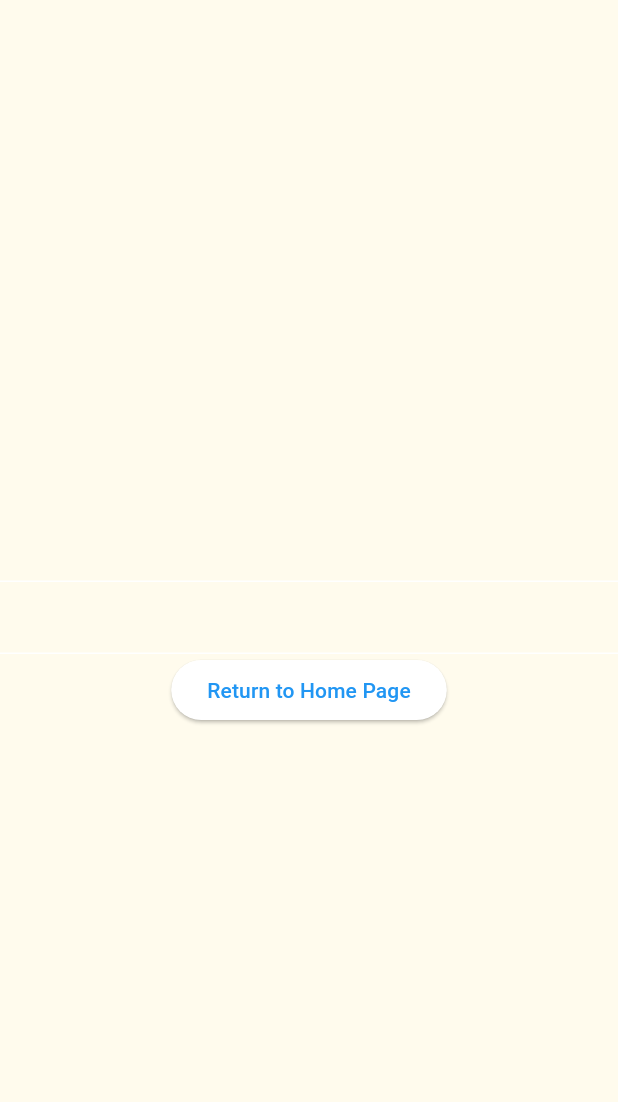
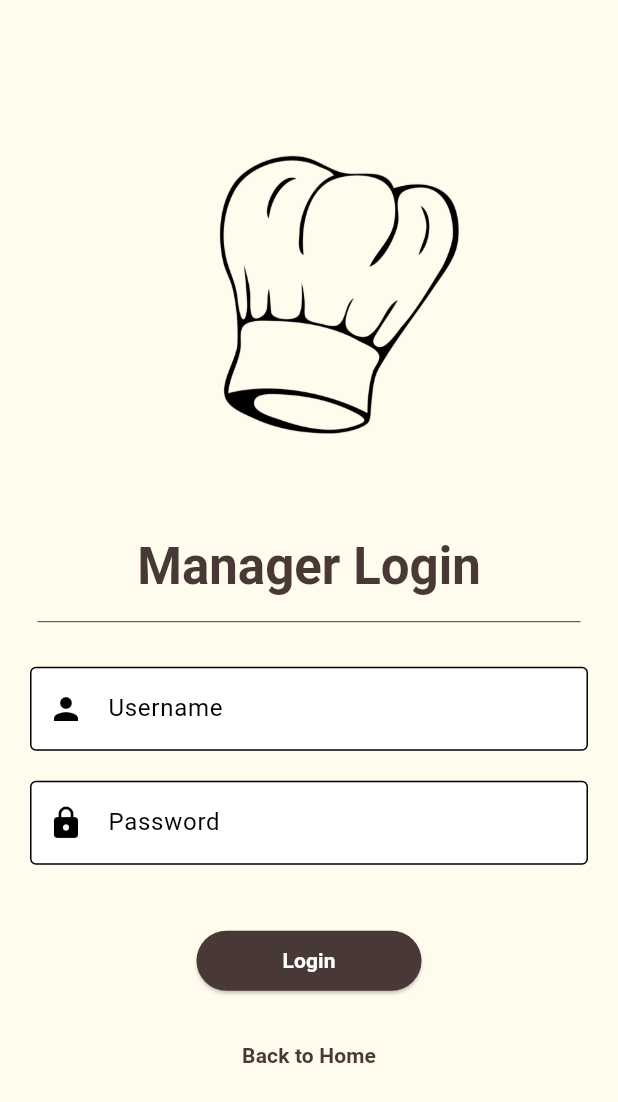
Before and after one commit to westalley17/BakeryManager_Mobile, a Flutter app: the screen it shows after launch, after a tap on "Manager Login", on a phone screen of 412 x 824 dp. Shown: the top 1102 px of the screen. Run offline on Flutter 3.47's test engine with Material 3 defaults, Android fonts, the phone set to English and light mode, and no system bars; Roboto replaces fonts that are missing (BakeryManagerFont).

Commit message:
Adding Employee and Manager Login Pages

```diff
--- a/BakeryManager_Mobile/bakery_manager_mobile/lib/widgets/manager_login_page.dart
+++ b/BakeryManager_Mobile/bakery_manager_mobile/lib/widgets/manager_login_page.dart
@@ -1,37 +1,104 @@
+import 'package:bakery_manager_mobile/widgets/home_page.dart';
 import 'package:flutter/material.dart';
+import 'package:flutter/cupertino.dart';
 
-class ManagerLoginPage extends StatefulWidget {
+class ManagerLoginPage extends StatelessWidget {
   const ManagerLoginPage({super.key});
-
-  @override
-  State<ManagerLoginPage> createState() => _ManagerLoginPageState();
-}
-
-class _ManagerLoginPageState extends State<ManagerLoginPage> {
-  final TextEditingController usernameController = TextEditingController();
-  final TextEditingController passwordController = TextEditingController();
 
   @override
   Widget build(BuildContext context) {
     return Scaffold(
-      // placeholder code, make this look good
       body: Container(
         color: Theme.of(context).primaryColor,
         child: Center(
           child: Column(
             mainAxisAlignment: MainAxisAlignment.center,
             children: [
-              TextField(
-                controller: usernameController,
+              // baker hat added again cause I liked it here :)
+              Container(
+                padding: const EdgeInsets.fromLTRB(40.0, 0, 0, 0),
+                width: 200.0,
+                height: 200.0,
+                child: Image.asset('assets/images/bakerHat.png'),
               ),
-              TextField(
-                controller: passwordController,
+              Container(
+                margin: const EdgeInsets.fromLTRB(0, 60.0, 0, 10.0),
+                child: Text(
+                  "Manager Login",
+                  style: Theme.of(context).textTheme.titleLarge,
+                ),
               ),
-              ElevatedButton(
-                onPressed: () {
-                  Navigator.pop(context);
-                },
-                child: const Text("Return to Home Page"),
+              const Divider(
+                height: 10,
+                thickness: 0.5,
+                indent: 25,
+                endIndent: 25,
+                color: Colors.black,
+              ),
+              Container(
+                margin: const EdgeInsets.fromLTRB(20, 25.0, 20, 10.0),
+                child: TextField(
+                  decoration: InputDecoration(
+                    labelText: 'Username',
+                    border: OutlineInputBorder(),
+                    filled: true,
+                    fillColor: Colors.white,
+                    prefixIcon: Icon(Icons.person),
+                  ),
+                ),
+              ),
+              Container(
+                margin: const EdgeInsets.fromLTRB(20, 10.0, 20, 20.0),
+                child: TextField(
+                  obscureText: true,
+                  decoration: InputDecoration(
+                    labelText: 'Password',
+                    border: OutlineInputBorder(),
+                    filled: true,
+                    fillColor: Colors.white,
+                    prefixIcon: Icon(Icons.lock),
+                  ),
+                ),
+              ),
+              Container(
+                margin: const EdgeInsets.fromLTRB(0, 20.0, 0, 0),
+                child: SizedBox(
+                  width: 150,
+                  child: ElevatedButton(
+                    onPressed: () {
+                      // Handle login logic here
+                    },
+                    style: ButtonStyle(
+                      backgroundColor: MaterialStatePropertyAll(
+                        Theme.of(context).colorScheme.secondary,
+                      ),
+                    ),
+                    child: const Text(
+                      "Login",
+                      style: TextStyle(
+                        color: Colors.white,
+                        fontWeight: FontWeight.w600,
+                        fontSize: 14.0,
+                      ),
+                    ),
+                  ),
+                ),
+              ),
+              Container(
+                margin: const EdgeInsets.fromLTRB(0, 15.0, 0, 0),
+                child: TextButton(
+                  onPressed: () {
+                    Navigator.pop(context);
+                  },
+                  child: Text(
+                    "Back to Home",
+                    style: TextStyle(
+                      color: Theme.of(context).colorScheme.secondary,
+                      fontWeight: FontWeight.bold,
+                      fontSize: 14.0,
+                    ),
+                  ),
+                ),
               ),
             ],
           ),
```
Also changed, not shown: BakeryManager_Mobile/bakery_manager_mobile/lib/widgets/employee_login_page.dart (+88 -15 lines).
